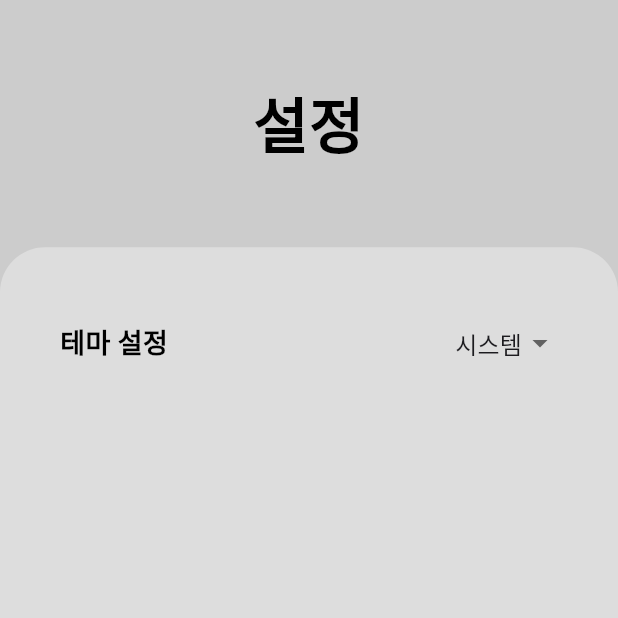
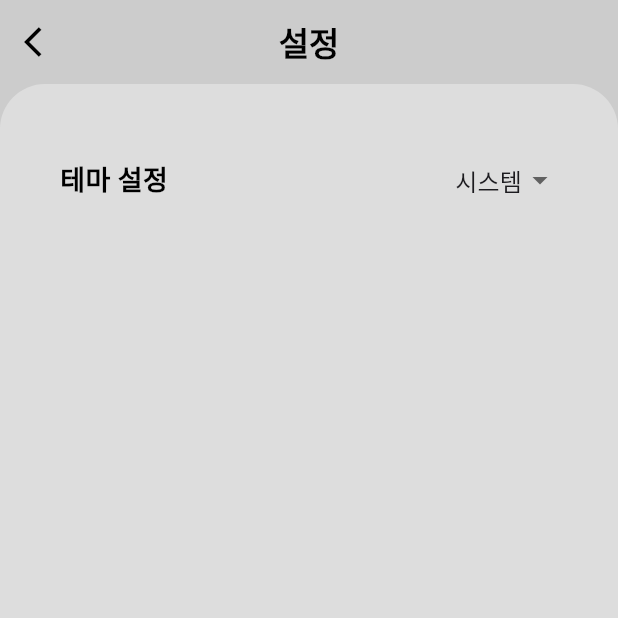
Before and after one commit to WonYuGeon/Trog42, a Flutter app: the SettingsScreen screen opened directly, on a phone screen of 412 x 824 dp, the top half of it. Run offline on Flutter 3.47's test engine with Material 3 defaults, Android fonts, the phone set to English and light mode, and no system bars; our stand-ins replace firebase_core, flutter_svg, shared_preferences; missing offline and left inert: animated_visibility; accounts and stored records are empty; generated files the repository leaves out were written again.

Commit message:
SettingsScreen 개선

```diff
--- a/lib/screens/settings_screen.dart
+++ b/lib/screens/settings_screen.dart
@@ -1,4 +1,5 @@
 import 'package:flutter/material.dart';
+import 'package:trog42/screens/home_screen.dart'; // 예시: 뒤로가기 시 이동할 화면
 import 'package:trog42/widgets/settings/setting_theme.dart';
 
 class SettingsScreen extends StatelessWidget {
@@ -7,39 +8,65 @@ class SettingsScreen extends StatelessWidget {
   @override
   Widget build(BuildContext context) {
     return Scaffold(
-      body: Column(
-        children: [
-          Flexible(
-            flex: 1,
-            child: Transform.scale(
-              scale: 1.5,
-              child: Container(
-                decoration: BoxDecoration(
-                  color: Theme.of(context).colorScheme.secondary,
+      // 1. AppBar를 투명하게 만들어 아이콘, 타이틀 배치를 쉽게 합니다.
+      appBar: AppBar(
+        backgroundColor: Colors.transparent, // 배경을 투명하게 설정
+        elevation: 0, // 그림자 제거
+        leading: IconButton(
+          icon: Icon(
+            Icons.arrow_back_ios,
+            color: Theme.of(context).colorScheme.onPrimary,
           ),
-                child: Center(
-                  child: Text(
+          onPressed: () {
+            // 현재 화면을 닫고 이전 화면으로 돌아갑니다.
+            Navigator.pop(context);
+          },
+        ),
+        title: Text(
           '설정',
           style: TextStyle(
             color: Theme.of(context).colorScheme.onPrimary,
-                      fontSize: (40 / 1.5),
             fontWeight: FontWeight.bold,
           ),
         ),
+        centerTitle: true, // 제목을 중앙에 배치
+      ),
+      // 2. body가 AppBar의 영역 뒤까지 확장되도록 설정합니다.
+      extendBodyBehindAppBar: true,
+      // 3. Stack을 사용하여 위젯들을 겹칩니다.
+      body: Stack(
+        children: [
+          // 배경 레이어: 헤더 영역의 배경색을 담당합니다.
+          Container(
+            // 원하는 만큼 헤더 배경의 높이를 조절합니다.
+            height: 200,
+            color: Theme.of(context).colorScheme.secondary,
+          ),
+          // 콘텐츠 레이어: 둥근 모서리를 가진 메인 콘텐츠입니다.
+          Padding(
+            // AppBar의 높이(kToolbarHeight)와 상태바 높이를 고려하여
+            // 콘텐츠가 시작될 위치를 지정합니다.
+            padding: EdgeInsets.only(
+              top: MediaQuery.of(context).padding.top + kToolbarHeight,
+            ),
+            child: Container(
+              // 남은 공간을 모두 채웁니다.
+              height: double.infinity,
+              decoration: BoxDecoration(
+                color: Theme.of(context).colorScheme.primary,
+                // ✨ 요구사항: 두 번째 Flexible의 borderRadius를 그대로 유지
+                borderRadius: const BorderRadius.vertical(
+                  top: Radius.circular(30),
                 ),
               ),
+              child: Padding(
+                padding: const EdgeInsets.all(40.0),
+                child: Column(
+                  children: const [
+                    SettingTheme(),
+                    // 다른 설정 위젯들을 여기에 추가
+                  ],
                 ),
-          ),
-          Flexible(
-            flex: 4,
-            child: Container(
-              decoration: BoxDecoration(
-                borderRadius: BorderRadius.vertical(top: Radius.circular(30)),
-                color: Theme.of(context).colorScheme.primary,
-              ),
-              child: Padding(
-                padding: EdgeInsets.all(40.0),
-                child: Column(children: [SettingTheme()]),
               ),
             ),
           ),
--- a/lib/widgets/drawer/drawer_header.dart
+++ b/lib/widgets/drawer/drawer_header.dart
@@ -1,11 +1,8 @@
-
 import 'package:flutter/material.dart';
 import 'package:trog42/screens/settings_screen.dart';
 
 class DrawerHeader extends StatelessWidget {
-  const DrawerHeader({
-    super.key,
-  });
+  const DrawerHeader({super.key});
 
   @override
   Widget build(BuildContext context) {
@@ -17,11 +14,10 @@ class DrawerHeader extends StatelessWidget {
             children: [
               IconButton(
                 onPressed: () {
-                  Navigator.pushReplacement(
+                  Navigator.push(
                     context,
                     MaterialPageRoute(
-                      builder:
-                          (context) => const SettingsScreen(),
+                      builder: (context) => const SettingsScreen(),
                     ),
                   );
                 },
```
Lines whose indentation alone changed are shown as unchanged.
